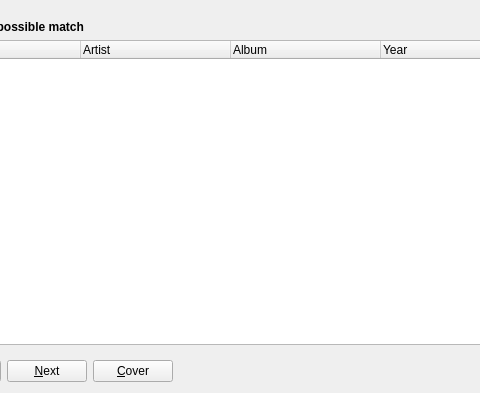
The window that src/library/dlgtagfetcher.ui (fatihemreyildiz/mixxx) describes before a commit, drawn with Qt 5; both pictures show x 90 to 570 and y 0 to 393 of the 1050 by 393 pixel window.
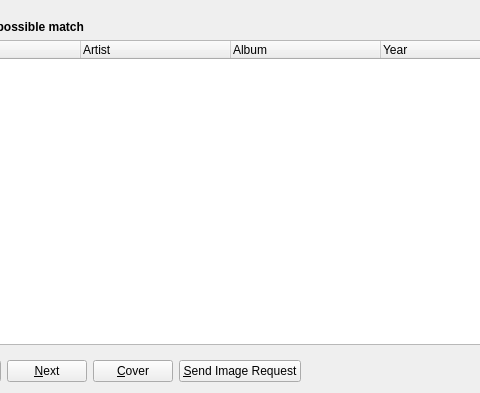
The same window after the commit.

Commit message: coverartimagetask added with a button for images.

The edit to the form file:
```diff
--- a/src/library/dlgtagfetcher.ui
+++ b/src/library/dlgtagfetcher.ui
@@ -666,6 +666,13 @@
        </property>
       </widget>
      </item>
+     <item>
+      <widget class="QPushButton" name="btnImage">
+       <property name="text">
+        <string>&amp;Send Image Request</string>
+       </property>
+      </widget>
+     </item>
      <item>
       <spacer name="horizontalSpacer">
        <property name="orientation">
```
Left out of the diff: 1 changed line with no effect on the pictures. The commit also changes 8 other files.
